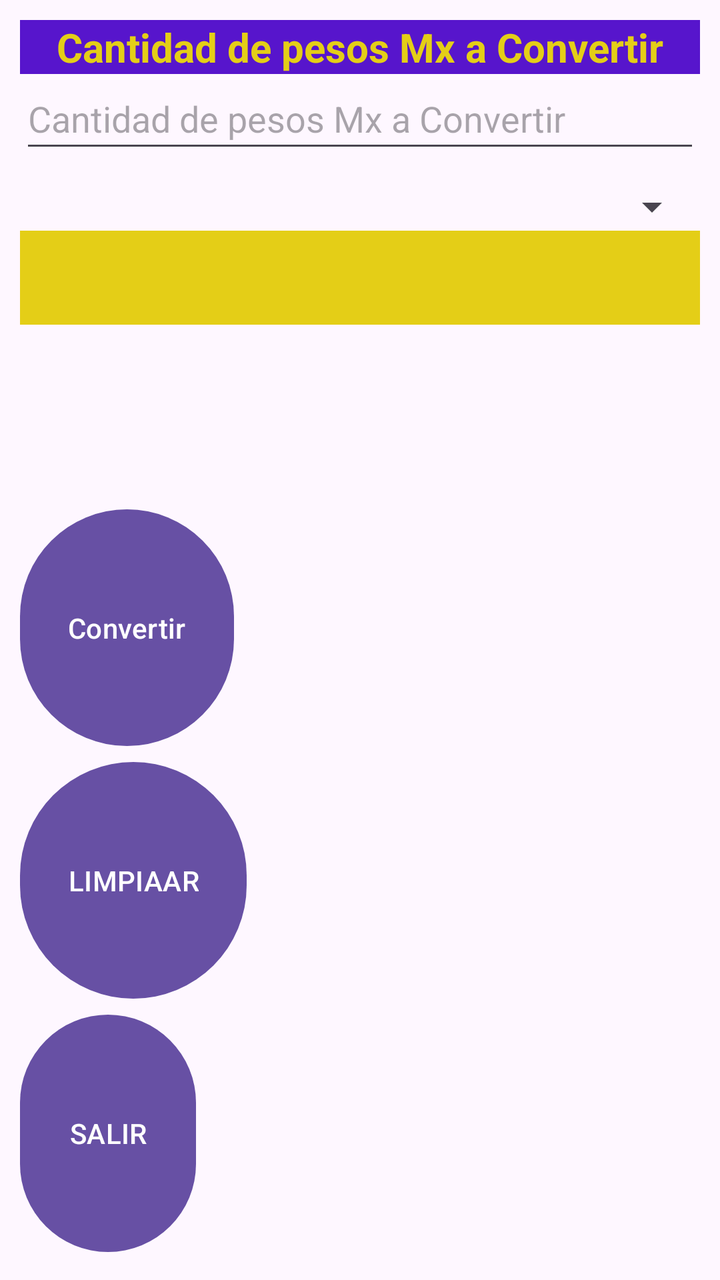
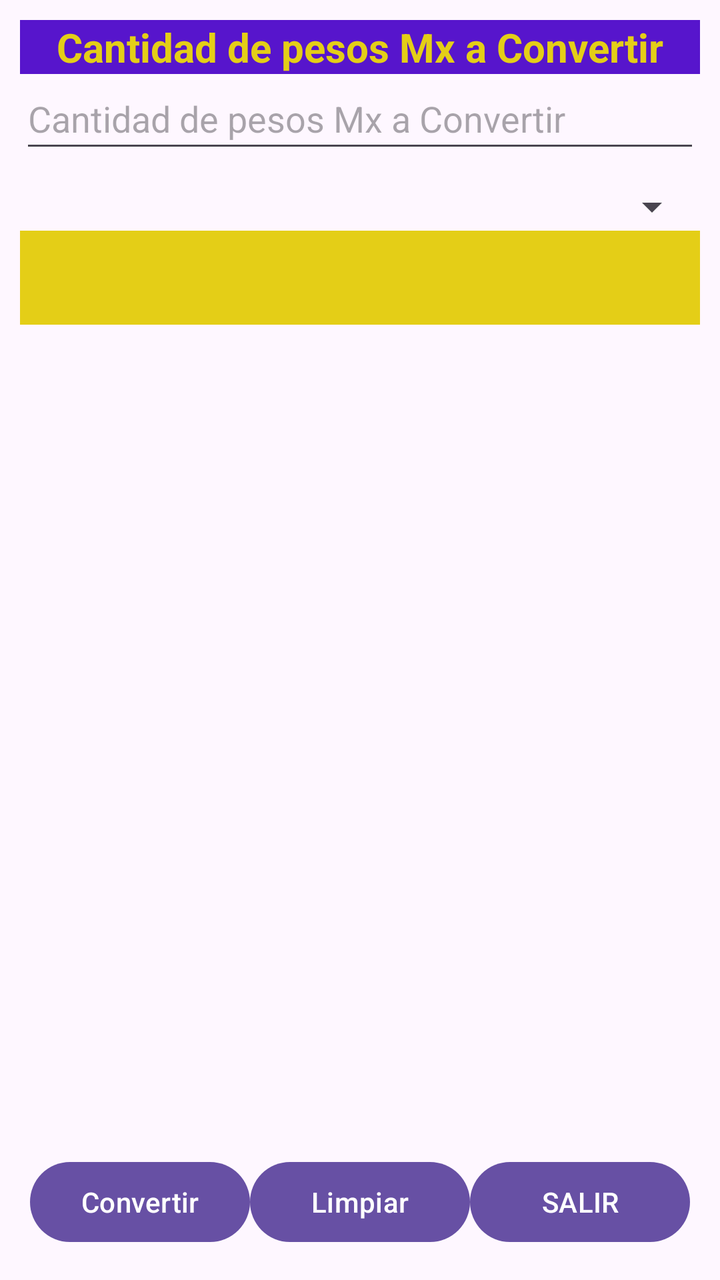

Screens rendered from an Android XML layout before and after an edit, with the pre-edit source and the edit as a unified diff.
<!-- AndroidManifest.xml: application theme Theme.AppUnidad0143 -->
<!-- res/layout/activity_monedas.xml -->
<?xml version="1.0" encoding="utf-8"?>
<androidx.constraintlayout.widget.ConstraintLayout xmlns:android="http://schemas.android.com/apk/res/android"
    xmlns:app="http://schemas.android.com/apk/res-auto"
    xmlns:tools="http://schemas.android.com/tools"
    android:id="@+id/main"
    android:layout_width="match_parent"
    android:layout_height="match_parent"
    tools:context=".MonedasActivity">

    <LinearLayout
        android:layout_width="match_parent"
        android:layout_height="match_parent"
        android:orientation="vertical"
        android:padding="10sp">

        <TextView
            android:layout_width="match_parent"
            android:layout_height="wrap_content"
            android:text="@string/strCantidadMon"
            android:textAlignment="center"
            android:background="@color/titulo"
            android:textColor="@color/yellow"
            android:textSize="20sp"
            android:textStyle="bold">

        </TextView>
        <EditText
            android:layout_width="match_parent"
            android:layout_height="wrap_content"
            android:id="@+id/txtCantidad"
            android:paddingTop="10sp"
            android:paddingBottom="10sp"
            android:hint="@string/strCantidadMon"
            android:inputType="numberDecimal">

        </EditText>
        <Spinner
            android:layout_width="match_parent"
            android:layout_height="wrap_content"
            android:layout_marginTop="10sp"
            android:paddingTop="10sp"
            android:paddingBottom="10sp"
            android:id="@+id/spnMonedas">

        </Spinner>

        <TextView
            android:layout_width="match_parent"
            android:layout_height="wrap_content"
            android:background="@color/yellow"
            android:textColor="@color/red"
            android:paddingBottom="10sp"
            android:paddingTop="10sp"
            android:textSize="20sp"
            android:textAlignment="center"
            android:id="@+id/txtResultado">

        </TextView>
        <Space
            android:layout_width="wrap_content"
            android:layout_height="wrap_content"
            android:layout_weight="1">

        </Space>
        <LinearLayout
            android:layout_width="match_parent"
            android:layout_height="wrap_content"
            android:orientation="horizontal"
            android:layout_gravity="center"
            android:padding="5sp">

        </LinearLayout>
        <Button
            android:layout_width="wrap_content"
            android:layout_height="wrap_content"
            android:text="@string/strBtnConvertir"
            android:layout_weight="1"
            android:id="@+id/btnConvertir">

        </Button>
        <Button
            android:layout_width="wrap_content"
            android:layout_height="wrap_content"
            android:text="@string/strbtnLimpiar"
            android:layout_weight="1"
            android:id="@+id/btnLimpiar">

        </Button>
        <Button
            android:layout_width="wrap_content"
            android:layout_height="wrap_content"
            android:text="@string/strbtnSalir"
            android:layout_weight="1"
            android:id="@+id/btnSalir">

        </Button>
    </LinearLayout>
</androidx.constraintlayout.widget.ConstraintLayout>
<!-- resources referenced by this layout -->
<resources>
  <color name="red">#E40E0E</color>
  <color name="titulo">#5715CC</color>
  <color name="yellow">#E4CE17</color>
  <string name="strBtnConvertir">Convertir</string>
  <string name="strCantidadMon">Cantidad de pesos Mx a Convertir</string>
  <string name="strbtnLimpiar">LIMPIAAR</string>
  <string name="strbtnSalir">SALIR</string>
  <style name="Theme.AppUnidad0143" parent="Base.Theme.AppUnidad0143" />
  <style name="Base.Theme.AppUnidad0143" parent="Theme.Material3.DayNight.NoActionBar">
          
          
      </style>
</resources>

<!-- the commit's change to res/layout/activity_monedas.xml (unified diff, before → after) -->
@@ -65,34 +65,38 @@
         <LinearLayout
             android:layout_width="match_parent"
             android:layout_height="wrap_content"
-            android:orientation="horizontal"
+            android:orientation="vertical"
             android:layout_gravity="center"
             android:padding="5sp">
 
         </LinearLayout>
-        <Button
-            android:layout_width="wrap_content"
+        <LinearLayout
+            android:layout_width="match_parent"
             android:layout_height="wrap_content"
-            android:text="@string/strBtnConvertir"
-            android:layout_weight="1"
-            android:id="@+id/btnConvertir">
+            android:orientation="horizontal"
+            android:padding="5sp">
 
-        </Button>
-        <Button
-            android:layout_width="wrap_content"
-            android:layout_height="wrap_content"
-            android:text="@string/strbtnLimpiar"
-            android:layout_weight="1"
-            android:id="@+id/btnLimpiar">
+            <Button
+                android:id="@+id/btnConvertir"
+                android:layout_width="0dp"
+                android:layout_height="wrap_content"
+                android:layout_weight="1"
+                android:text="@string/strBtnConvertir" />
 
-        </Button>
-        <Button
-            android:layout_width="wrap_content"
-            android:layout_height="wrap_content"
-            android:text="@string/strbtnSalir"
-            android:layout_weight="1"
-            android:id="@+id/btnSalir">
+            <Button
+                android:id="@+id/btnLimpiar"
+                android:layout_width="0dp"
+                android:layout_height="wrap_content"
+                android:layout_weight="1"
+                android:text="@string/strbtnLimpiar" />
 
-        </Button>
+            <Button
+                android:id="@+id/btnSalir"
+                android:layout_width="0dp"
+                android:layout_height="wrap_content"
+                android:layout_weight="1"
+                android:text="@string/strbtnSalir" />
+
+        </LinearLayout>
     </LinearLayout>
 </androidx.constraintlayout.widget.ConstraintLayout>
<!-- resource entries referenced after the edit -->
@@ -5,7 +5,7 @@
   <color name="yellow">#E4CE17</color>
   <string name="strBtnConvertir">Convertir</string>
   <string name="strCantidadMon">Cantidad de pesos Mx a Convertir</string>
-  <string name="strbtnLimpiar">LIMPIAAR</string>
+  <string name="strbtnLimpiar">Limpiar</string>
   <string name="strbtnSalir">SALIR</string>
   <style name="Theme.AppUnidad0143" parent="Base.Theme.AppUnidad0143" />
   <style name="Base.Theme.AppUnidad0143" parent="Theme.Material3.DayNight.NoActionBar">
